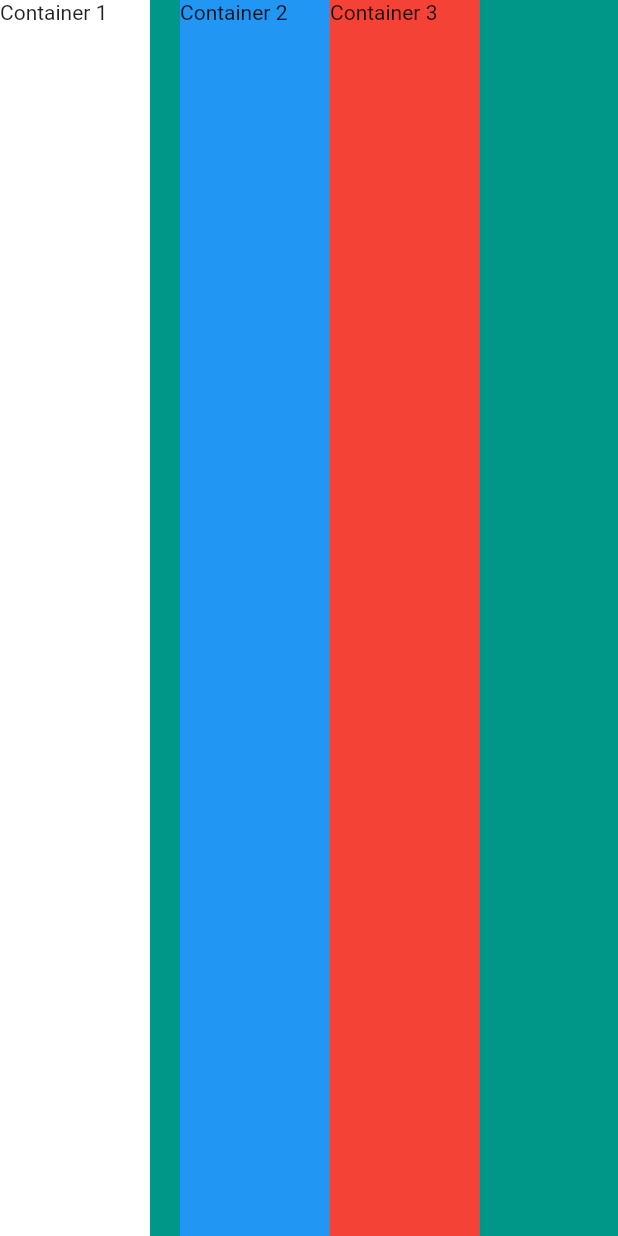
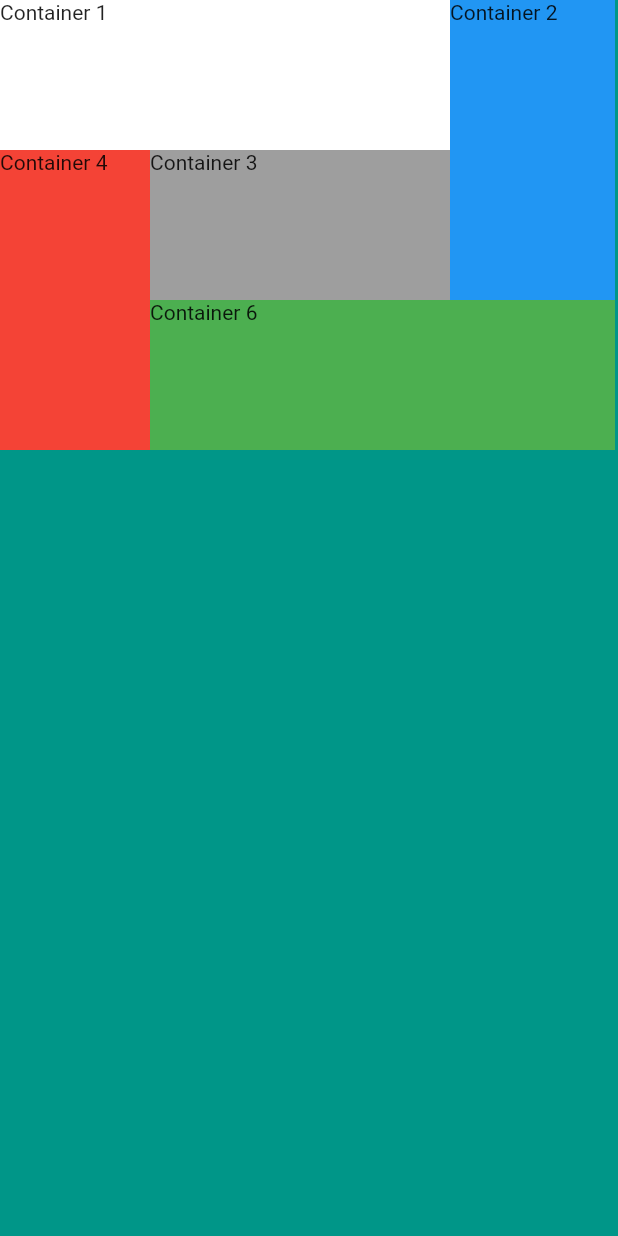
Before and after one commit to RaazKetan/MiCard, a Flutter app: the screen it shows after launch, on a phone screen of 412 x 824 dp. Run offline on Flutter 3.47's test engine with Material 2 defaults, Android fonts, the phone set to English and light mode, and no system bars.

Commit message:
+flutter layout challenge:Squares

```diff
--- a/lib/main.dart
+++ b/lib/main.dart
@@ -13,33 +13,82 @@ class MyApp extends StatelessWidget {
     home:Scaffold(
     backgroundColor: Colors.teal,
   body: SafeArea(
-    child: Row(
-      // verticalDirection: VerticalDirection.down,
+    child: Column(
+      // verticalDirection: VerticalDirection.up,
       // mainAxisSize: MainAxisSize.min,
-      // mainAxisAlignment: MainAxisAlignment.spaceAround,
-      crossAxisAlignment: CrossAxisAlignment.stretch,
+      // mainAxisAlignment: MainAxisAlignment.start,
       children: <Widget>[
+        Row(
+          crossAxisAlignment: CrossAxisAlignment.start,
+          children: [
             Container(
               height: 100.0,
-          width: 100.0,
+              width: 300.0,
               color: Colors.white,
               child: Text('Container 1'),
             ),
-        SizedBox(
-          width: 20.0,
-        ),
-        Container(width: 100,
+            Container(width: 110,
               height: 100.0,
               color: Colors.blue,
               child: Text('Container 2'),
             ),
+          ],
+        ),
+      Row(
+        children: [
+            Column(
+              // verticalDirection: VerticalDirection.up,
+              mainAxisAlignment: MainAxisAlignment.start,
+              children: [
                 Container(width: 100,
                   height: 100.0,
                   color: Colors.red,
+                  child: Text('Container 4'),
+                ),
+                Container(width: 100,
+                  height: 100.0,
+                  color: Colors.red,
+                ),
+              ],
+            ),
+          Column(
+            children: [
+              Row(
+                verticalDirection: VerticalDirection.up,
+                children: [
+                  Container(width: 200,
+                    height: 100.0,
+                    color: Colors.grey,
                     child: Text('Container 3'),
                   ),
+                  Container(width: 110,
+                    height: 100.0,
+                    color: Colors.blue,
+                    // child: Text('Container 5'),
+                  ),
+                ],
+              ),
+              Row(
+                mainAxisAlignment: MainAxisAlignment.start,
+                verticalDirection: VerticalDirection.up,
+                children: [
+                  Container(
+                    width: 310,
+                    height: 100,
+                    color: Colors.green,
+                    child: Text('Container 6'),
+                  )
                 ],
               )
+
+            ],
+          )
+        ],
+      )
+
+
+      ],
+    ),
   ),
   ),
   );
```
Lines whose indentation alone changed are shown as unchanged.
